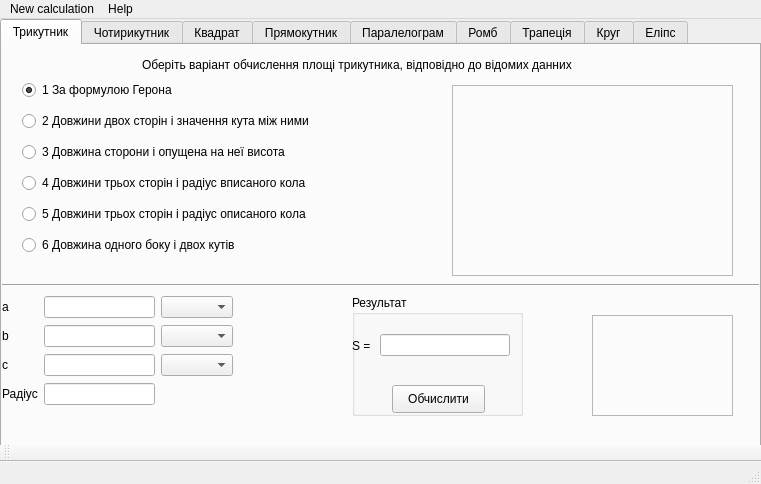
Above: calc.ui from RuStyC0der/software_testing_calc before the change. Below: the same form after it.
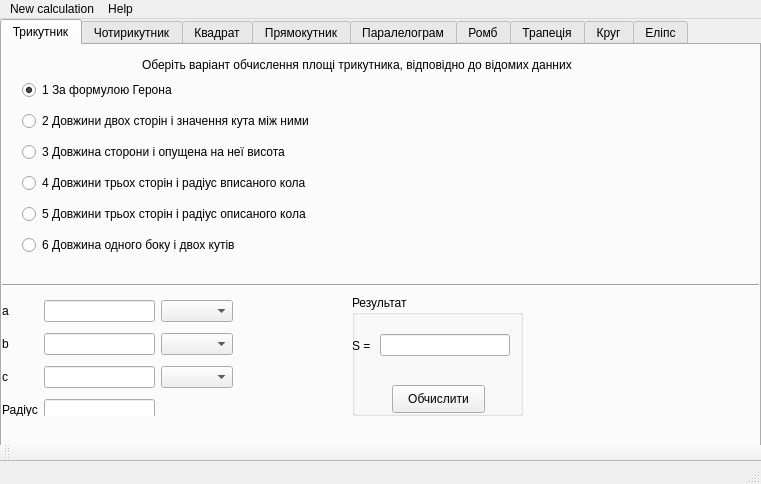
That is the form after the change. The open tabs and pages were chosen to show the change.

Commit message: added phigure image

The edit to the form file:
```diff
--- a/calc.ui
+++ b/calc.ui
@@ -122,38 +122,6 @@
        <string>Оберіть варіант обчислення площі трикутника, відповідно до відомих данних</string>
       </property>
      </widget>
-     <widget class="QFrame" name="frame">
-      <property name="geometry">
-       <rect>
-        <x>450</x>
-        <y>40</y>
-        <width>281</width>
-        <height>191</height>
-       </rect>
-      </property>
-      <property name="frameShape">
-       <enum>QFrame::StyledPanel</enum>
-      </property>
-      <property name="frameShadow">
-       <enum>QFrame::Raised</enum>
-      </property>
-     </widget>
-     <widget class="QFrame" name="frame_2">
-      <property name="geometry">
-       <rect>
-        <x>590</x>
-        <y>270</y>
-        <width>141</width>
-        <height>101</height>
-       </rect>
-      </property>
-      <property name="frameShape">
-       <enum>QFrame::StyledPanel</enum>
-      </property>
-      <property name="frameShadow">
-       <enum>QFrame::Raised</enum>
-      </property>
-     </widget>
      <widget class="QStackedWidget" name="stackedWidget">
       <property name="geometry">
        <rect>
@@ -365,7 +333,7 @@
           <x>0</x>
           <y>0</y>
           <width>231</width>
-          <height>111</height>
+          <height>132</height>
          </rect>
         </property>
         <layout class="QGridLayout" name="gridLayout_4">
@@ -593,6 +561,32 @@
        </property>
       </widget>
      </widget>
+     <widget class="QLabel" name="label_3">
+      <property name="geometry">
+       <rect>
+        <x>450</x>
+        <y>40</y>
+        <width>281</width>
+        <height>181</height>
+       </rect>
+      </property>
+      <property name="text">
+       <string/>
+      </property>
+     </widget>
+     <widget class="QLabel" name="label_55">
+      <property name="geometry">
+       <rect>
+        <x>530</x>
+        <y>240</y>
+        <width>191</width>
+        <height>121</height>
+       </rect>
+      </property>
+      <property name="text">
+       <string/>
+      </property>
+     </widget>
     </widget>
     <widget class="QWidget" name="rectangle">
      <attribute name="title">
```
Left out of the diff: 466 changed lines with no effect on the pictures. The commit also changes 2 other files.
